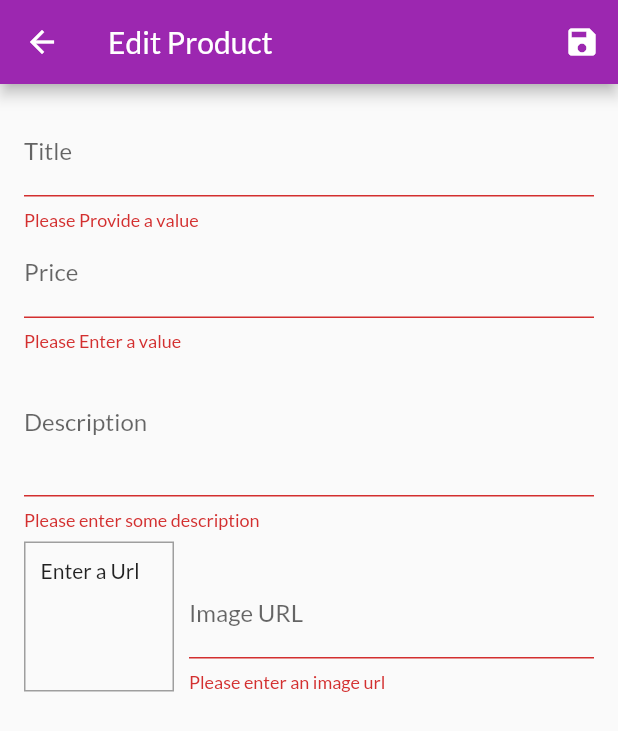
After one commit to ALIRAZA17/Shop_App, a Flutter app: the EditProductScreen screen opened by its route, after a tap on the "save" icon, on a phone screen of 412 x 824 dp. The commit adds this screen. Shown: the top 731 px of the screen. Run offline on Flutter 3.47's test engine with Material 2 defaults, Android fonts, the phone set to English and light mode, and no system bars; network calls fail.

Commit message:
Added Manage Products Functionality
Added a functionality where you can manage your own products

```diff
--- a/lib/main.dart
+++ b/lib/main.dart
@@ -1,9 +1,11 @@
 import 'package:flutter/material.dart';
 import 'package:flutter_complete_guide/providers/cart.dart';
 import 'package:flutter_complete_guide/screens/cart_screen.dart';
+import 'package:flutter_complete_guide/screens/edit_product_screen.dart';
 import 'package:flutter_complete_guide/screens/orders_screen.dart';
 import 'package:flutter_complete_guide/screens/product_detail_screen.dart';
 import 'package:flutter_complete_guide/screens/products_overview_screen.dart';
+import 'package:flutter_complete_guide/screens/user_product_screen.dart';
 import './providers/products.dart';
 import 'package:provider/provider.dart';
 
@@ -38,6 +40,8 @@ class MyApp extends StatelessWidget {
             ProductDetailScreen.routeName: (context) => ProductDetailScreen(),
             CartScreen.routeName: (context) => CartScreen(),
             OrdersScreen.routeName: (context) => OrdersScreen(),
+            UserProductsScreen.routeName: (context) => UserProductsScreen(),
+            EditProductScreen.routeName: (context) => EditProductScreen(),
           },
         ));
   }
--- a/lib/providers/cart.dart
+++ b/lib/providers/cart.dart
@@ -62,6 +62,27 @@ class Cart with ChangeNotifier {
     notifyListeners();
   }
 
+  void removeSingleItem(String productId) {
+    if (!_items.containsKey(productId)) {
+      return;
+    }
+    if (_items[productId].quantity > 1) {
+      _items.update(
+        productId,
+        (value) => CartItem(
+          id: value.id,
+          price: value.price,
+          quantity: value.quantity - 1,
+          title: value.title,
+        ),
+      );
+    } else {
+      _items.remove(productId);
+    }
+
+    notifyListeners();
+  }
+
   void removeItem(String productId) {
     _items.remove(productId);
     notifyListeners();
--- a/lib/providers/products.dart
+++ b/lib/providers/products.dart
@@ -64,7 +64,16 @@ class Products with ChangeNotifier {
     return _items.firstWhere((prod) => prod.id == id);
   }
 
-  void addProduct() {
+  void addProduct(Product product) {
+    final newProduct = Product(
+      description: product.description,
+      id: DateTime.now().toString(),
+      title: product.title,
+      imageUrl: product.imageUrl,
+      price: product.price,
+    );
+
+    _items.add(newProduct);
     notifyListeners();
   }
 }
--- /dev/null
+++ b/lib/screens/edit_product_screen.dart
@@ -0,0 +1,249 @@
+import 'package:flutter/material.dart';
+import 'package:provider/provider.dart';
+import '../providers/product.dart';
+import '../providers/products.dart';
+
+class EditProductScreen extends StatefulWidget {
+  static const routeName = '/edit-product-screen';
+  const EditProductScreen({Key key}) : super(key: key);
+
+  @override
+  State<EditProductScreen> createState() => _EditProductScreenState();
+}
+
+class _EditProductScreenState extends State<EditProductScreen> {
+  final _priceFocusNode = FocusNode();
+  final _descriptionFocusNode = FocusNode();
+  final _imageUrlController = TextEditingController();
+  final _imageUrlFocusNode = FocusNode();
+  final _form = GlobalKey<FormState>();
+  var _editedProduct = Product(
+    description: '',
+    id: null,
+    title: '',
+    imageUrl: '',
+    price: 0,
+  );
+
+  @override
+  void dispose() {
+    _imageUrlFocusNode.removeListener(updateImageUrl);
+    _priceFocusNode.dispose();
+    _descriptionFocusNode.dispose();
+    _imageUrlController.dispose();
+    _imageUrlFocusNode.dispose();
+    super.dispose();
+  }
+
+  @override
+  void initState() {
+    _imageUrlFocusNode.addListener(updateImageUrl);
+    super.initState();
+  }
+
+  void updateImageUrl() {
+    if (!_imageUrlFocusNode.hasFocus) {
+      // this setstate is used to tell flutter that when focus is out of the image url box rebuilt the page so that the we can have the picture in the container
+      setState(() {});
+    }
+  }
+
+  void _saveForm() {
+    final isValid = _form.currentState.validate();
+    if (!isValid) {
+      return;
+    }
+    _form.currentState.save();
+    Provider.of<Products>(context, listen: false).addProduct(_editedProduct);
+    Navigator.of(context).pop();
+  }
+
+  @override
+  Widget build(BuildContext context) {
+    return Scaffold(
+      appBar: AppBar(
+        title: Text('Edit Product'),
+        actions: [
+          IconButton(
+            onPressed: _saveForm,
+            icon: Icon(Icons.save),
+          ),
+        ],
+      ),
+      body: Padding(
+        padding: EdgeInsets.all(16),
+        child: Form(
+          key: _form,
+          child: ListView(
+            children: [
+              TextFormField(
+                decoration: InputDecoration(
+                  labelText: 'Title',
+                ),
+                textInputAction: TextInputAction.next,
+                onFieldSubmitted: (_) {
+                  FocusScope.of(context).requestFocus(_priceFocusNode);
+                },
+                validator: (value) {
+                  if (value.isEmpty) {
+                    return 'Please Provide a value';
+                  } else {
+                    return null;
+                  }
+                },
+                onSaved: (newValue) {
+                  _editedProduct = Product(
+                    description: _editedProduct.description,
+                    id: _editedProduct.id,
+                    title: newValue,
+                    imageUrl: _editedProduct.imageUrl,
+                    price: _editedProduct.price,
+                  );
+                },
+              ),
+              TextFormField(
+                decoration: InputDecoration(
+                  labelText: 'Price',
+                ),
+                textInputAction: TextInputAction.next,
+                keyboardType: TextInputType.number,
+                focusNode: _priceFocusNode,
+                onFieldSubmitted: (_) {
+                  FocusScope.of(context).requestFocus(_descriptionFocusNode);
+                },
+                validator: (value) {
+                  if (value.isEmpty) {
+                    return 'Please Enter a value';
+                  }
+
+                  if (double.tryParse(value) == null) {
+                    return 'Please enter a valid number';
+                  }
+
+                  if (double.parse(value) <= 0) {
+                    return 'Please Enter a number greater than 0';
+                  }
+
+                  return null;
+                },
+                onSaved: (newValue) {
+                  _editedProduct = Product(
+                    description: _editedProduct.description,
+                    id: _editedProduct.id,
+                    title: _editedProduct.title,
+                    imageUrl: _editedProduct.imageUrl,
+                    price: double.parse(newValue),
+                  );
+                },
+              ),
+              TextFormField(
+                decoration: InputDecoration(
+                  labelText: 'Description',
+                ),
+                maxLines: 3,
+                keyboardType: TextInputType.multiline,
+                focusNode: _descriptionFocusNode,
+                onSaved: (newValue) {
+                  _editedProduct = Product(
+                    description: newValue,
+                    id: _editedProduct.id,
+                    title: _editedProduct.title,
+                    imageUrl: _editedProduct.imageUrl,
+                    price: _editedProduct.price,
+                  );
+                },
+                validator: (value) {
+                  if (value.isEmpty) {
+                    return 'Please enter some description';
+                  }
+
+                  if (value.length < 10) {
+                    return 'Should be atleast 10 characters long';
+                  }
+
+                  return null;
+                },
+              ),
+              Row(
+                crossAxisAlignment: CrossAxisAlignment.end,
+                children: [
+                  Container(
+                    width: 100,
+                    height: 100,
+                    margin: EdgeInsets.only(
+                      top: 8,
+                      right: 10,
+                    ),
+                    decoration: BoxDecoration(
+                      border: Border.all(
+                        width: 1,
+                        color: Colors.grey,
+                      ),
+                    ),
+                    child: _imageUrlController.text.isEmpty
+                        ? Padding(
+                            padding: EdgeInsets.only(
+                              top: 10,
+                              left: 10,
+                            ),
+                            child: Text('Enter a Url'))
+                        : FittedBox(
+                            child: Image.network(
+                              _imageUrlController.text,
+                              fit: BoxFit.cover,
+                            ),
+                          ),
+                  ),
+                  Expanded(
+                    child: TextFormField(
+                      decoration: InputDecoration(
+                        labelText: 'Image URL',
+                      ),
+                      keyboardType: TextInputType.url,
+                      textInputAction: TextInputAction.done,
+                      controller: _imageUrlController,
+                      focusNode: _imageUrlFocusNode,
+                      onEditingComplete: () {
+                        setState(() {});
+                      },
+                      onSaved: (newValue) {
+                        _editedProduct = Product(
+                          description: _editedProduct.description,
+                          id: _editedProduct.id,
+                          title: _editedProduct.title,
+                          imageUrl: newValue,
+                          price: _editedProduct.price,
+                        );
+                      },
+                      validator: (value) {
+                        if (value.isEmpty) {
+                          return 'Please enter an image url';
+                        }
+
+                        if (!value.startsWith('http') &&
+                            !value.startsWith('http')) {
+                          return 'Please Enter a valid url';
+                        }
+
+                        if (!value.endsWith('.png') &&
+                            !value.endsWith('.jpg') &&
+                            !value.endsWith('jpeg')) {
+                          return 'Please enter a valid image Url';
+                        }
+
+                        return null;
+                      },
+                      onFieldSubmitted: (_) {
+                        _saveForm();
+                      },
+                    ),
+                  )
+                ],
+              )
+            ],
+          ),
+        ),
+      ),
+    );
+  }
+}
--- a/lib/widgets/app_drawer.dart
+++ b/lib/widgets/app_drawer.dart
@@ -1,5 +1,6 @@
 import 'package:flutter/material.dart';
 import 'package:flutter_complete_guide/screens/orders_screen.dart';
+import 'package:flutter_complete_guide/screens/user_product_screen.dart';
 
 class AppDrawer extends StatelessWidget {
   const AppDrawer({Key key}) : super(key: key);
@@ -29,6 +30,15 @@ class AppDrawer extends StatelessWidget {
               Navigator.of(context)
                   .pushReplacementNamed(OrdersScreen.routeName);
             },
+          ),
+          Divider(),
+          ListTile(
+            leading: Icon(Icons.edit),
+            title: Text('Manage Products'),
+            onTap: () {
+              Navigator.of(context)
+                  .pushReplacementNamed(UserProductsScreen.routeName);
+            },
           )
         ],
       ),
```
Also changed, not shown: lib/screens/user_product_screen.dart (added, +42 -0 lines), lib/widgets/cart_item.dart (+23 -0 lines), lib/widgets/product_item.dart (+13 -0 lines), lib/widgets/user_product_item.dart (added, +44 -0 lines).
